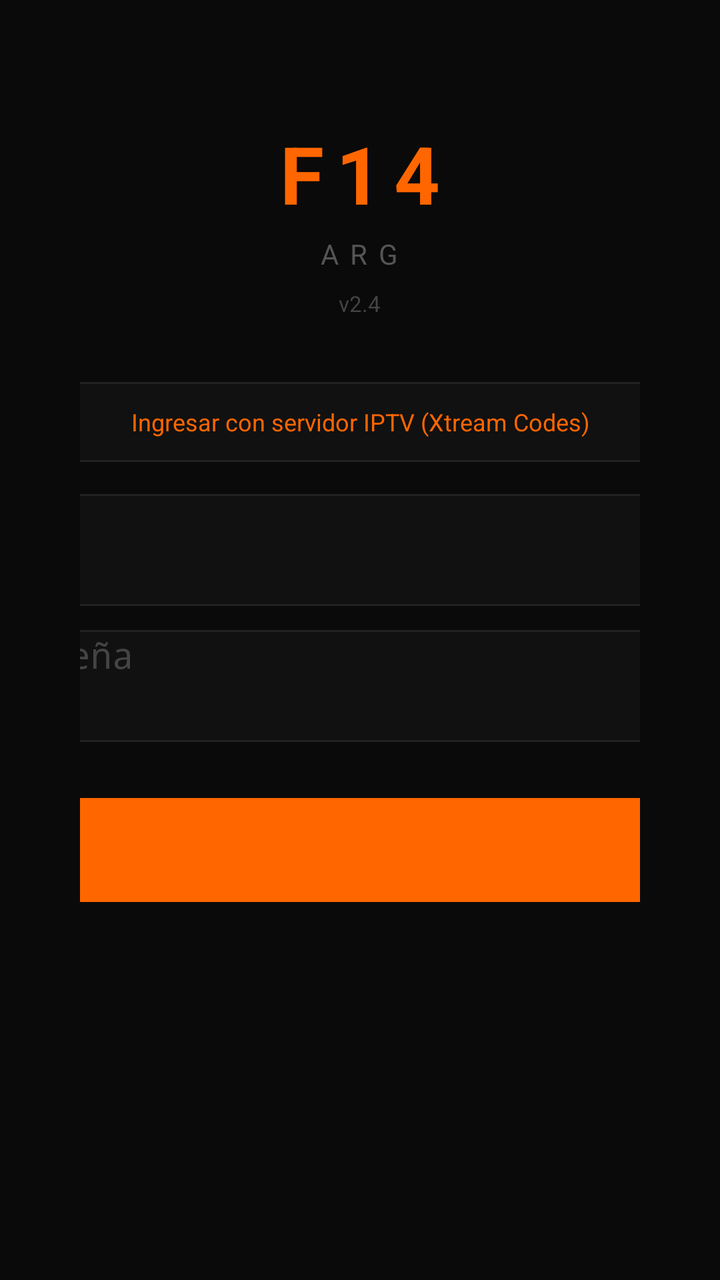
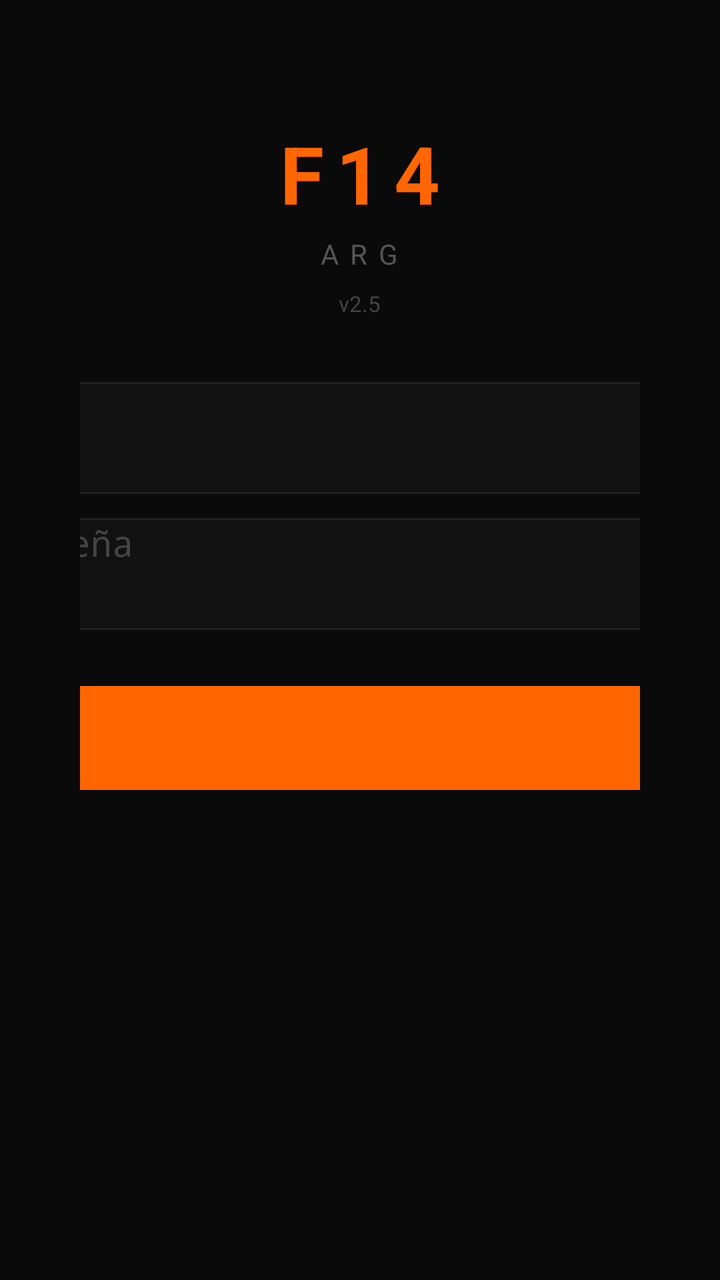

Screens rendered from an Android XML layout before and after an edit, with the pre-edit source and the edit as a unified diff.
<!-- AndroidManifest.xml: application theme Theme.Fulbito14 -->
<!-- res/layout/activity_login.xml -->
<?xml version="1.0" encoding="utf-8"?>
<ScrollView xmlns:android="http://schemas.android.com/apk/res/android"
    android:layout_width="match_parent"
    android:layout_height="match_parent"
    android:background="#0A0A0A"
    android:fillViewport="true">

<LinearLayout
    android:layout_width="match_parent"
    android:layout_height="wrap_content"
    android:orientation="vertical"
    android:gravity="center_horizontal"
    android:paddingTop="60dp"
    android:paddingBottom="40dp"
    android:paddingLeft="40dp"
    android:paddingRight="40dp">

    
    <TextView
        android:layout_width="wrap_content"
        android:layout_height="wrap_content"
        android:text="F14"
        android:textSize="40sp"
        android:textColor="#FF6600"
        android:textStyle="bold"
        android:letterSpacing="0.15"
        android:layout_marginBottom="4dp" />

    <TextView
        android:layout_width="wrap_content"
        android:layout_height="wrap_content"
        android:text="ARG"
        android:textSize="14sp"
        android:textColor="#555555"
        android:letterSpacing="0.4"
        android:layout_marginBottom="8dp" />

    
    <TextView
        android:layout_width="wrap_content"
        android:layout_height="wrap_content"
        android:text="v2.4"
        android:textSize="11sp"
        android:textColor="#444444"
        android:layout_marginBottom="32dp" />

    
    <TextView
        android:id="@+id/btn_toggle_mode"
        android:layout_width="480dp"
        android:layout_height="40dp"
        android:text="Ingresar con servidor IPTV (Xtream Codes)"
        android:textSize="12sp"
        android:textColor="#FF6600"
        android:gravity="center"
        android:clickable="true"
        android:focusable="true"
        android:background="@drawable/edit_text_bg"
        android:layout_marginBottom="16dp"
        android:padding="8dp" />

    
    <LinearLayout
        android:id="@+id/default_login_container"
        android:layout_width="wrap_content"
        android:layout_height="wrap_content"
        android:orientation="vertical"
        android:gravity="center_horizontal"
        android:visibility="visible">

        
        <EditText
            android:id="@+id/edit_user"
            android:layout_width="480dp"
            android:layout_height="56dp"
            android:hint="Usuario"
            android:textColor="#E0E0E0"
            android:textColorHint="#444444"
            android:textSize="18sp"
            android:paddingLeft="20dp"
            android:paddingRight="20dp"
            android:background="@drawable/edit_text_bg"
            android:layout_marginBottom="12dp"
            android:singleLine="true"
            android:inputType="text"
            android:imeOptions="actionNext"
            android:cursorVisible="true"
            android:textCursorDrawable="@null" />

        
        <EditText
            android:id="@+id/edit_pass"
            android:layout_width="480dp"
            android:layout_height="56dp"
            android:hint="Contraseña"
            android:textColor="#E0E0E0"
            android:textColorHint="#444444"
            android:textSize="18sp"
            android:paddingLeft="20dp"
            android:paddingRight="20dp"
            android:background="@drawable/edit_text_bg"
            android:layout_marginBottom="28dp"
            android:singleLine="true"
            android:inputType="textPassword"
            android:imeOptions="actionDone"
            android:cursorVisible="true"
            android:textCursorDrawable="@null" />
    </LinearLayout>

    
    <LinearLayout
        android:id="@+id/xc_login_container"
        android:layout_width="wrap_content"
        android:layout_height="wrap_content"
        android:orientation="vertical"
        android:gravity="center_horizontal"
        android:visibility="gone">

        
        <EditText
            android:id="@+id/edit_xc_server"
            android:layout_width="480dp"
            android:layout_height="56dp"
            android:hint="Servidor URL (ej: http://servidor.com)"
            android:textColor="#E0E0E0"
            android:textColorHint="#444444"
            android:textSize="16sp"
            android:paddingLeft="20dp"
            android:paddingRight="20dp"
            android:background="@drawable/edit_text_bg"
            android:layout_marginBottom="12dp"
            android:singleLine="true"
            android:inputType="textUri"
            android:imeOptions="actionNext"
            android:cursorVisible="true"
            android:textCursorDrawable="@null" />

        
        <EditText
            android:id="@+id/edit_xc_user"
            android:layout_width="480dp"
            android:layout_height="56dp"
            android:hint="Usuario XC"
            android:textColor="#E0E0E0"
            android:textColorHint="#444444"
            android:textSize="18sp"
            android:paddingLeft="20dp"
            android:paddingRight="20dp"
            android:background="@drawable/edit_text_bg"
            android:layout_marginBottom="12dp"
            android:singleLine="true"
            android:inputType="text"
            android:imeOptions="actionNext"
            android:cursorVisible="true"
            android:textCursorDrawable="@null" />

        
        <EditText
            android:id="@+id/edit_xc_pass"
            android:layout_width="480dp"
            android:layout_height="56dp"
            android:hint="Contraseña XC"
            android:textColor="#E0E0E0"
            android:textColorHint="#444444"
            android:textSize="18sp"
            android:paddingLeft="20dp"
            android:paddingRight="20dp"
            android:background="@drawable/edit_text_bg"
            android:layout_marginBottom="28dp"
            android:singleLine="true"
            android:inputType="textPassword"
            android:imeOptions="actionDone"
            android:cursorVisible="true"
            android:textCursorDrawable="@null" />
    </LinearLayout>

    
    <Button
        android:id="@+id/btn_login"
        android:layout_width="480dp"
        android:layout_height="52dp"
        android:text="ACCEDER"
        android:textSize="15sp"
        android:textColor="#0A0A0A"
        android:textStyle="bold"
        android:letterSpacing="0.15"
        android:background="@drawable/btn_primary"
        android:textAllCaps="true" />

    
    <ProgressBar
        android:id="@+id/login_progress"
        android:layout_width="32dp"
        android:layout_height="32dp"
        android:layout_marginTop="16dp"
        android:visibility="gone"
        android:indeterminate="true"
        android:indeterminateTint="#FF6600" />

    
    <TextView
        android:id="@+id/text_error"
        android:layout_width="wrap_content"
        android:layout_height="wrap_content"
        android:text=""
        android:textColor="#FF4444"
        android:textSize="13sp"
        android:layout_marginTop="16dp"
        android:visibility="gone"
        android:alpha="0.9" />

</LinearLayout>
</ScrollView>
<!-- resources referenced by this layout -->
<resources>
  <!-- drawable btn_primary (drawable) -->
  <?xml version="1.0" encoding="utf-8"?>
  <selector xmlns:android="http://schemas.android.com/apk/res/android">
      
      <item android:state_focused="false" android:state_pressed="false">
          <shape android:shape="rectangle">
              <solid android:color="#FF6600" />
              <corners android:radius="8dp" />
          </shape>
      </item>
      
      <item android:state_focused="true">
          <shape android:shape="rectangle">
              <solid android:color="#FF7722" />
              <corners android:radius="8dp" />
              <stroke android:width="2dp" android:color="#FFAA66" />
          </shape>
      </item>
      
      <item android:state_pressed="true">
          <shape android:shape="rectangle">
              <solid android:color="#CC5500" />
              <corners android:radius="8dp" />
          </shape>
      </item>
  </selector>
  <!-- drawable edit_text_bg (drawable) -->
  <?xml version="1.0" encoding="utf-8"?>
  <selector xmlns:android="http://schemas.android.com/apk/res/android">
      
      <item android:state_focused="false">
          <shape android:shape="rectangle">
              <solid android:color="#111111" />
              <corners android:radius="8dp" />
              <stroke android:width="1dp" android:color="#222222" />
          </shape>
      </item>
      
      <item android:state_focused="true">
          <shape android:shape="rectangle">
              <solid android:color="#111111" />
              <corners android:radius="8dp" />
              <stroke android:width="1.5dp" android:color="#FF6600" />
          </shape>
      </item>
  </selector>
  <style name="Theme.Fulbito14" parent="@style/Theme.Leanback">
          <item name="android:windowBackground">#0D0D0D</item>
          <item name="android:colorBackground">#0D0D0D</item>
          <item name="android:statusBarColor">#0D0D0D</item>
          <item name="android:navigationBarColor">#0D0D0D</item>
          <item name="android:windowFullscreen">true</item>
          <item name="android:windowContentOverlay">@null</item>
      </style>
</resources>

<!-- the commit's change to res/layout/activity_login.xml (unified diff, before → after) -->
@@ -39,140 +39,48 @@
     <TextView
         android:layout_width="wrap_content"
         android:layout_height="wrap_content"
-        android:text="v2.4"
+        android:text="v2.5"
         android:textSize="11sp"
         android:textColor="#444444"
         android:layout_marginBottom="32dp" />
 
     
-    <TextView
-        android:id="@+id/btn_toggle_mode"
+    <EditText
+        android:id="@+id/edit_user"
         android:layout_width="480dp"
-        android:layout_height="40dp"
-        android:text="Ingresar con servidor IPTV (Xtream Codes)"
-        android:textSize="12sp"
-        android:textColor="#FF6600"
-        android:gravity="center"
-        android:clickable="true"
-        android:focusable="true"
+        android:layout_height="56dp"
+        android:hint="Usuario"
+        android:textColor="#E0E0E0"
+        android:textColorHint="#444444"
+        android:textSize="18sp"
+        android:paddingLeft="20dp"
+        android:paddingRight="20dp"
         android:background="@drawable/edit_text_bg"
-        android:layout_marginBottom="16dp"
-        android:padding="8dp" />
+        android:layout_marginBottom="12dp"
+        android:singleLine="true"
+        android:inputType="text"
+        android:imeOptions="actionNext"
+        android:cursorVisible="true"
+        android:textCursorDrawable="@null" />
 
     
-    <LinearLayout
-        android:id="@+id/default_login_container"
-        android:layout_width="wrap_content"
-        android:layout_height="wrap_content"
-        android:orientation="vertical"
-        android:gravity="center_horizontal"
-        android:visibility="visible">
-
-        
-        <EditText
-            android:id="@+id/edit_user"
-            android:layout_width="480dp"
-            android:layout_height="56dp"
-            android:hint="Usuario"
-            android:textColor="#E0E0E0"
-            android:textColorHint="#444444"
-            android:textSize="18sp"
-            android:paddingLeft="20dp"
-            android:paddingRight="20dp"
-            android:background="@drawable/edit_text_bg"
-            android:layout_marginBottom="12dp"
-            android:singleLine="true"
-            android:inputType="text"
-            android:imeOptions="actionNext"
-            android:cursorVisible="true"
-            android:textCursorDrawable="@null" />
-
-        
-        <EditText
-            android:id="@+id/edit_pass"
-            android:layout_width="480dp"
-            android:layout_height="56dp"
-            android:hint="Contraseña"
-            android:textColor="#E0E0E0"
-            android:textColorHint="#444444"
-            android:textSize="18sp"
-            android:paddingLeft="20dp"
-            android:paddingRight="20dp"
-            android:background="@drawable/edit_text_bg"
-            android:layout_marginBottom="28dp"
-            android:singleLine="true"
-            android:inputType="textPassword"
-            android:imeOptions="actionDone"
-            android:cursorVisible="true"
-            android:textCursorDrawable="@null" />
-    </LinearLayout>
-
-    
-    <LinearLayout
-        android:id="@+id/xc_login_container"
-        android:layout_width="wrap_content"
-        android:layout_height="wrap_content"
-        android:orientation="vertical"
-        android:gravity="center_horizontal"
-        android:visibility="gone">
-
-        
-        <EditText
-            android:id="@+id/edit_xc_server"
-            android:layout_width="480dp"
-            android:layout_height="56dp"
-            android:hint="Servidor URL (ej: http://servidor.com)"
-            android:textColor="#E0E0E0"
-            android:textColorHint="#444444"
-            android:textSize="16sp"
-            android:paddingLeft="20dp"
-            android:paddingRight="20dp"
-            android:background="@drawable/edit_text_bg"
-            android:layout_marginBottom="12dp"
-            android:singleLine="true"
-            android:inputType="textUri"
-            android:imeOptions="actionNext"
-            android:cursorVisible="true"
-            android:textCursorDrawable="@null" />
-
-        
-        <EditText
-            android:id="@+id/edit_xc_user"
-            android:layout_width="480dp"
-            android:layout_height="56dp"
-            android:hint="Usuario XC"
-            android:textColor="#E0E0E0"
-            android:textColorHint="#444444"
-            android:textSize="18sp"
-            android:paddingLeft="20dp"
-            android:paddingRight="20dp"
-            android:background="@drawable/edit_text_bg"
-            android:layout_marginBottom="12dp"
-            android:singleLine="true"
-            android:inputType="text"
-            android:imeOptions="actionNext"
-            android:cursorVisible="true"
-            android:textCursorDrawable="@null" />
-
-        
-        <EditText
-            android:id="@+id/edit_xc_pass"
-            android:layout_width="480dp"
-            android:layout_height="56dp"
-            android:hint="Contraseña XC"
-            android:textColor="#E0E0E0"
-            android:textColorHint="#444444"
-            android:textSize="18sp"
-            android:paddingLeft="20dp"
-            android:paddingRight="20dp"
-            android:background="@drawable/edit_text_bg"
-            android:layout_marginBottom="28dp"
-            android:singleLine="true"
-            android:inputType="textPassword"
-            android:imeOptions="actionDone"
-            android:cursorVisible="true"
-            android:textCursorDrawable="@null" />
-    </LinearLayout>
+    <EditText
+        android:id="@+id/edit_pass"
+        android:layout_width="480dp"
+        android:layout_height="56dp"
+        android:hint="Contraseña"
+        android:textColor="#E0E0E0"
+        android:textColorHint="#444444"
+        android:textSize="18sp"
+        android:paddingLeft="20dp"
+        android:paddingRight="20dp"
+        android:background="@drawable/edit_text_bg"
+        android:layout_marginBottom="28dp"
+        android:singleLine="true"
+        android:inputType="textPassword"
+        android:imeOptions="actionDone"
+        android:cursorVisible="true"
+        android:textCursorDrawable="@null" />
 
     
     <Button
@@ -188,16 +96,6 @@
         android:textAllCaps="true" />
 
     
-    <ProgressBar
-        android:id="@+id/login_progress"
-        android:layout_width="32dp"
-        android:layout_height="32dp"
-        android:layout_marginTop="16dp"
-        android:visibility="gone"
-        android:indeterminate="true"
-        android:indeterminateTint="#FF6600" />
-
-    
     <TextView
         android:id="@+id/text_error"
         android:layout_width="wrap_content"
